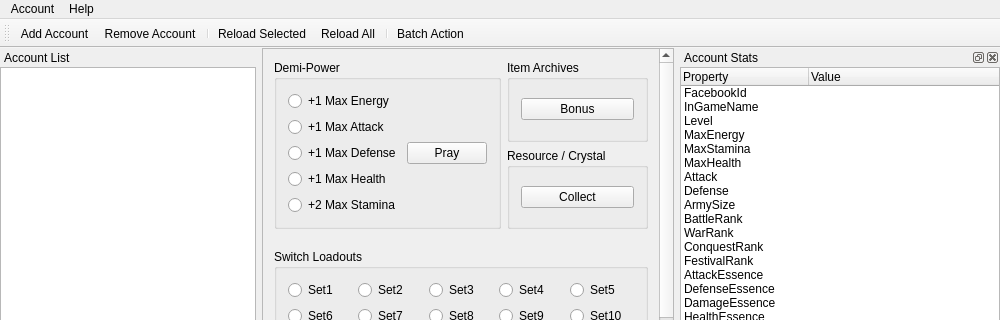
The window that mainwindow.ui (yhuiyang/castleage) describes before a commit, drawn with Qt 5; both pictures show x 0 to 1000 and y 0 to 320 of the 1000 by 700 pixel window.
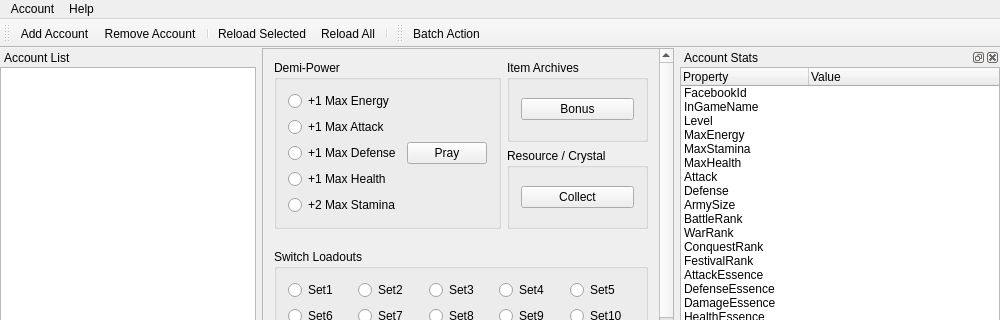
The same window after the commit. Icons and pictures are not drawn.

Commit message: Break toolbar.

```diff
--- a/mainwindow.ui
+++ b/mainwindow.ui
@@ -963,7 +963,7 @@
     <enum>TopToolBarArea</enum>
    </attribute>
    <attribute name="toolBarBreak">
-    <bool>false</bool>
+    <bool>true</bool>
    </attribute>
    <addaction name="actionAddAccount"/>
    <addaction name="actionRemoveAccount"/>
@@ -971,7 +971,6 @@
    <addaction name="actionReloadSelectedAccount"/>
    <addaction name="actionReloadAllAccounts"/>
    <addaction name="separator"/>
-   <addaction name="actionBatchAction"/>
   </widget>
   <widget class="QStatusBar" name="statusBar"/>
   <widget class="QDockWidget" name="dockAccountList">
@@ -1228,6 +1227,18 @@
     </layout>
    </widget>
   </widget>
+  <widget class="QToolBar" name="toolBar">
+   <property name="windowTitle">
+    <string>toolBar</string>
+   </property>
+   <attribute name="toolBarArea">
+    <enum>TopToolBarArea</enum>
+   </attribute>
+   <attribute name="toolBarBreak">
+    <bool>false</bool>
+   </attribute>
+   <addaction name="actionBatchAction"/>
+  </widget>
   <action name="actionAddAccount">
    <property name="icon">
     <iconset>
```
Left out of the diff: 24 changed lines with no effect on the pictures.
